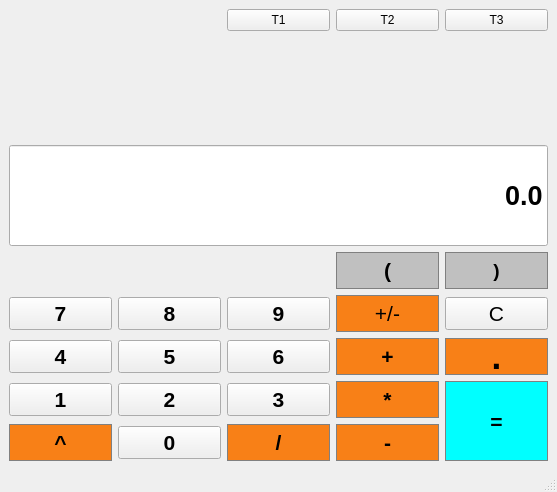
Qt form calculators.ui (SonaliGaonkar/calculator) before a commit.
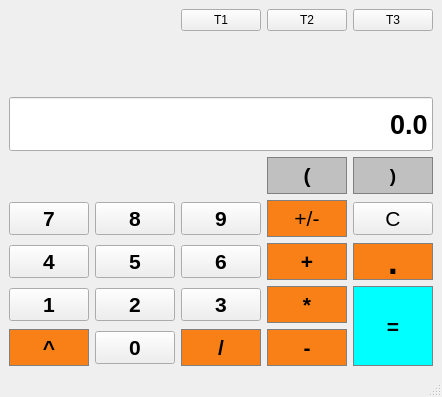
The same form after that commit.

Diff of the .ui file:
```diff
--- a/calculators.ui
+++ b/calculators.ui
@@ -6,8 +6,8 @@
    <rect>
     <x>0</x>
     <y>0</y>
-    <width>557</width>
-    <height>492</height>
+    <width>417</width>
+    <height>397</height>
    </rect>
   </property>
   <property name="windowTitle">
```
Left out of the diff: 2 changed lines with no effect on the pictures.
